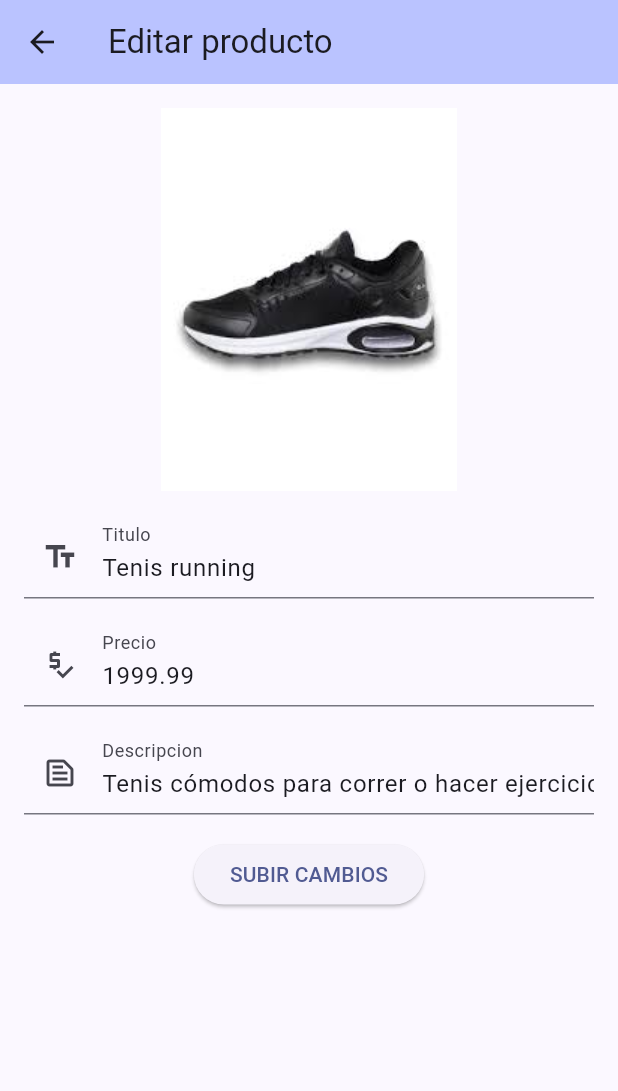
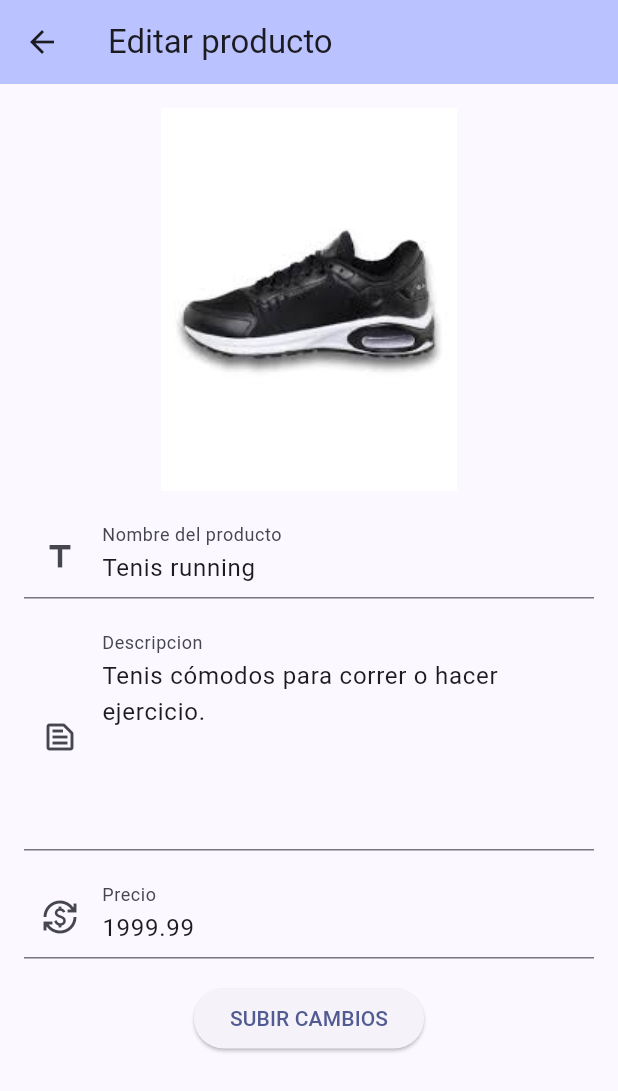
Before and after one commit to JUANIMAN/tiangucciApp, a Flutter app: the EditarArticulo screen opened directly with sample values from the repository, on a phone screen of 412 x 824 dp. Shown: the top 1091 px of the screen. Run offline on Flutter 3.47's test engine with Material 3 defaults, Android fonts, the phone set to English and light mode, and no system bars; our stand-ins replace image_picker, shared_preferences; accounts and stored records are empty.

Commit message:
Fix Icons

```diff
--- a/lib/vistas/editar_articulo.dart
+++ b/lib/vistas/editar_articulo.dart
@@ -28,17 +28,34 @@ class _EditarArticulo extends State<EditarArticulo> {
               children: [
                 Image.asset(widget.product.image), //Imagen producto
 
-                // Titulo producto
+                // Nombre del producto
                 const SizedBox(height: 16.0),
                 TextFormField(
                   controller: nameController,
                   decoration: const InputDecoration(
-                    labelText: 'Titulo',
-                    prefixIcon: Icon(Icons.text_fields),
+                    labelText: 'Nombre del producto',
+                    prefixIcon: Icon(Icons.title),
                   ),
                   validator: (value) {
                     if (value!.isEmpty) {
-                      return 'El titulo es obligatorio';
+                      return 'El nombre del producto es obligatorio';
+                    }
+                    return null;
+                  },
+                ),
+
+                // Descripcion del producto
+                const SizedBox(height: 16.0),
+                TextFormField(
+                  controller: descripcion,
+                  maxLines: 5,
+                  decoration: const InputDecoration(
+                    labelText: 'Descripcion',
+                    prefixIcon: Icon(Icons.text_snippet_outlined),
+                  ),
+                  validator: (value) {
+                    if (value!.isEmpty) {
+                      return 'La descripción del producto es obligatoria';
                     }
                     return null;
                   },
@@ -50,27 +67,11 @@ class _EditarArticulo extends State<EditarArticulo> {
                   controller: price,
                   decoration: const InputDecoration(
                     labelText: 'Precio',
-                    prefixIcon: Icon(Icons.price_check),
+                    prefixIcon: Icon(Icons.currency_exchange),
                   ),
                   validator: (value) {
                     if (value!.isEmpty) {
                       return 'El precio es obligatorio';
-                    }
-                    return null;
-                  },
-                ),
-
-                // Correo electrónico
-                const SizedBox(height: 16.0),
-                TextFormField(
-                  controller: descripcion,
-                  decoration: const InputDecoration(
-                    labelText: 'Descripcion',
-                    prefixIcon: Icon(Icons.text_snippet_outlined),
-                  ),
-                  validator: (value) {
-                    if (value!.isEmpty) {
-                      return 'La descripcion es obligatoria';
                     }
                     return null;
                   },
--- a/lib/vistas/home.dart
+++ b/lib/vistas/home.dart
@@ -86,9 +86,9 @@ class _MyHomePageState extends State<MyHomePage> {
           ),
           IconButton(
             icon: const Icon(
-              Icons.person,
+              Icons.account_circle,
             ),
-            iconSize: 40,
+            iconSize: 35,
             onPressed: () {
               _handleProfile();
             },
--- a/lib/vistas/subir_articulo.dart
+++ b/lib/vistas/subir_articulo.dart
@@ -73,7 +73,7 @@ class _SubirProductoState extends State<SubirProducto> {
                   maxLines: 5,
                   decoration: const InputDecoration(
                       labelText: 'Descripción del producto',
-                      prefixIcon: Icon(Icons.text_fields)),
+                      prefixIcon: Icon(Icons.text_snippet_outlined)),
                   validator: (value) {
                     if (value == null || value.isEmpty) {
                       return 'La descripción del producto es obligatoria';
```
